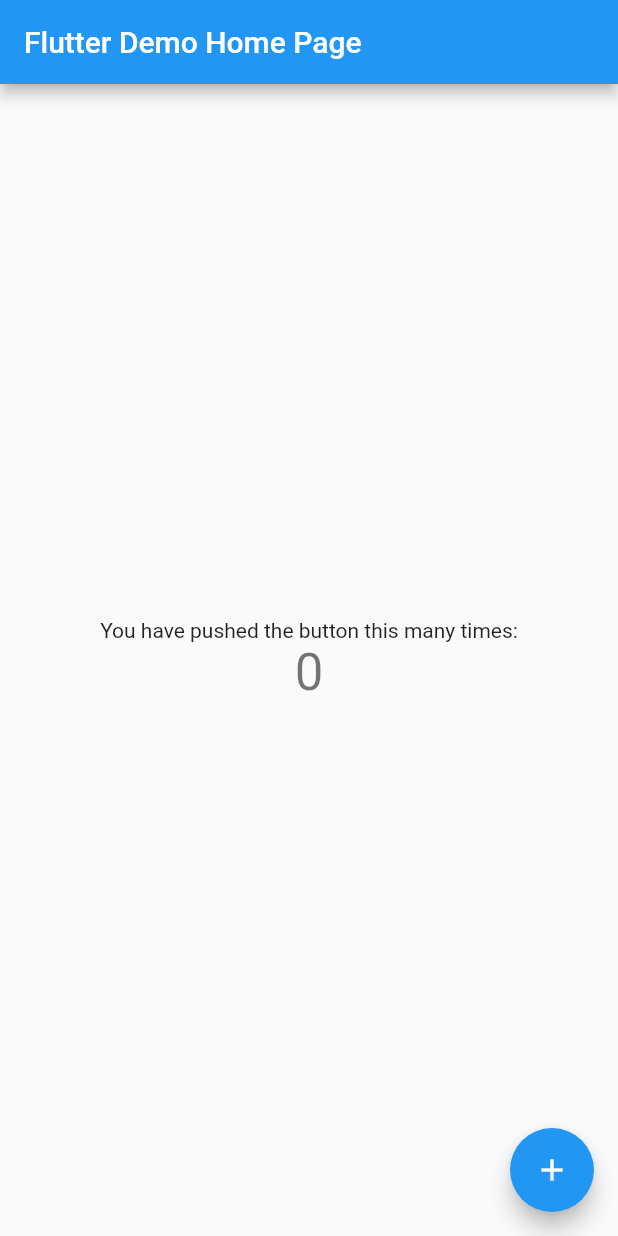
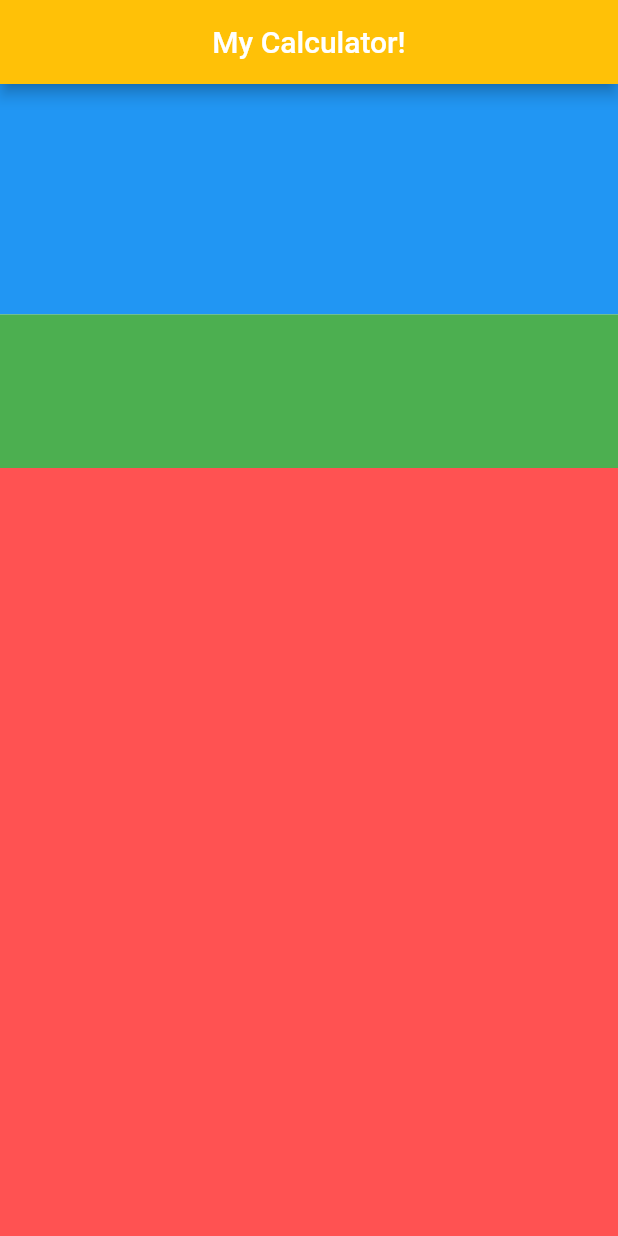
Before and after one commit to CommanderBaman/19D070056_IntroToAppDev, a Flutter app: the screen it shows after launch, on a phone screen of 412 x 824 dp. Run offline on Flutter 3.47's test engine with Material 2 defaults, Android fonts, the phone set to English and light mode, and no system bars.

Commit message:
make basic layout

```diff
--- a/calculator/lib/main.dart
+++ b/calculator/lib/main.dart
@@ -9,105 +9,44 @@ class MyApp extends StatelessWidget {
   @override
   Widget build(BuildContext context) {
     return MaterialApp(
-      title: 'Flutter Demo',
-      theme: ThemeData(
-        // This is the theme of your application.
-        //
-        // Try running your application with "flutter run". You'll see the
-        // application has a blue toolbar. Then, without quitting the app, try
-        // changing the primarySwatch below to Colors.green and then invoke
-        // "hot reload" (press "r" in the console where you ran "flutter run",
-        // or simply save your changes to "hot reload" in a Flutter IDE).
-        // Notice that the counter didn't reset back to zero; the application
-        // is not restarted.
-        primarySwatch: Colors.blue,
-      ),
-      home: MyHomePage(title: 'Flutter Demo Home Page'),
+      title: 'Calculator',
+      home: Home(),
     );
   }
 }
 
-class MyHomePage extends StatefulWidget {
-  MyHomePage({Key? key, required this.title}) : super(key: key);
-
-  // This widget is the home page of your application. It is stateful, meaning
-  // that it has a State object (defined below) that contains fields that affect
-  // how it looks.
-
-  // This class is the configuration for the state. It holds the values (in this
-  // case the title) provided by the parent (in this case the App widget) and
-  // used by the build method of the State. Fields in a Widget subclass are
-  // always marked "final".
-
-  final String title;
-
-  @override
-  _MyHomePageState createState() => _MyHomePageState();
-}
-
-class _MyHomePageState extends State<MyHomePage> {
-  int _counter = 0;
-
-  void _incrementCounter() {
-    setState(() {
-      // This call to setState tells the Flutter framework that something has
-      // changed in this State, which causes it to rerun the build method below
-      // so that the display can reflect the updated values. If we changed
-      // _counter without calling setState(), then the build method would not be
-      // called again, and so nothing would appear to happen.
-      _counter++;
-    });
-  }
-
+class Home extends StatelessWidget {
   @override
   Widget build(BuildContext context) {
-    // This method is rerun every time setState is called, for instance as done
-    // by the _incrementCounter method above.
-    //
-    // The Flutter framework has been optimized to make rerunning build methods
-    // fast, so that you can just rebuild anything that needs updating rather
-    // than having to individually change instances of widgets.
     return Scaffold(
       appBar: AppBar(
-        // Here we take the value from the MyHomePage object that was created by
-        // the App.build method, and use it to set our appbar title.
-        title: Text(widget.title),
+        title: Text('My Calculator!'),
+        centerTitle: true,
+        backgroundColor: Colors.amber,
       ),
-      body: Center(
-        // Center is a layout widget. It takes a single child and positions it
-        // in the middle of the parent.
-        child: Column(
-          // Column is also a layout widget. It takes a list of children and
-          // arranges them vertically. By default, it sizes itself to fit its
-          // children horizontally, and tries to be as tall as its parent.
-          //
-          // Invoke "debug painting" (press "p" in the console, choose the
-          // "Toggle Debug Paint" action from the Flutter Inspector in Android
-          // Studio, or the "Toggle Debug Paint" command in Visual Studio Code)
-          // to see the wireframe for each widget.
-          //
-          // Column has various properties to control how it sizes itself and
-          // how it positions its children. Here we use mainAxisAlignment to
-          // center the children vertically; the main axis here is the vertical
-          // axis because Columns are vertical (the cross axis would be
-          // horizontal).
-          mainAxisAlignment: MainAxisAlignment.center,
-          children: <Widget>[
-            Text(
-              'You have pushed the button this many times:',
+      body: Column(
+        crossAxisAlignment: CrossAxisAlignment.stretch,
+        children: <Widget>[
+          Expanded(
+            flex: 3,
+            child: Container(
+              color: Colors.blue,
             ),
-            Text(
-              '$_counter',
-              style: Theme.of(context).textTheme.headline4,
+          ),
+          Expanded(
+            flex: 2,
+            child: Container(
+              color: Colors.green,
             ),
-          ],
-        ),
+          ),
+          Expanded(
+            flex: 10,
+            child: Container(
+              color: Colors.redAccent,
+            ),
+          ),
+        ],
       ),
-      floatingActionButton: FloatingActionButton(
-        onPressed: _incrementCounter,
-        tooltip: 'Increment',
-        child: Icon(Icons.add),
-      ), // This trailing comma makes auto-formatting nicer for build methods.
     );
   }
 }
```
